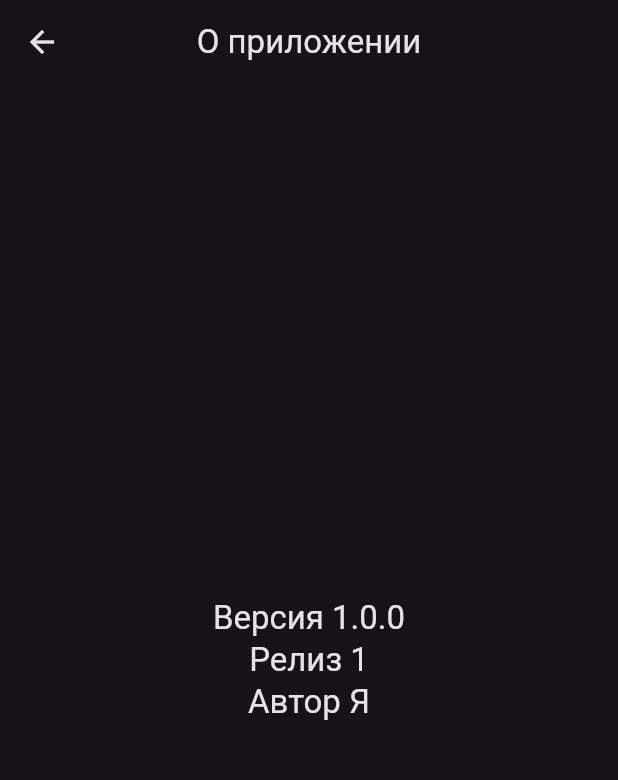
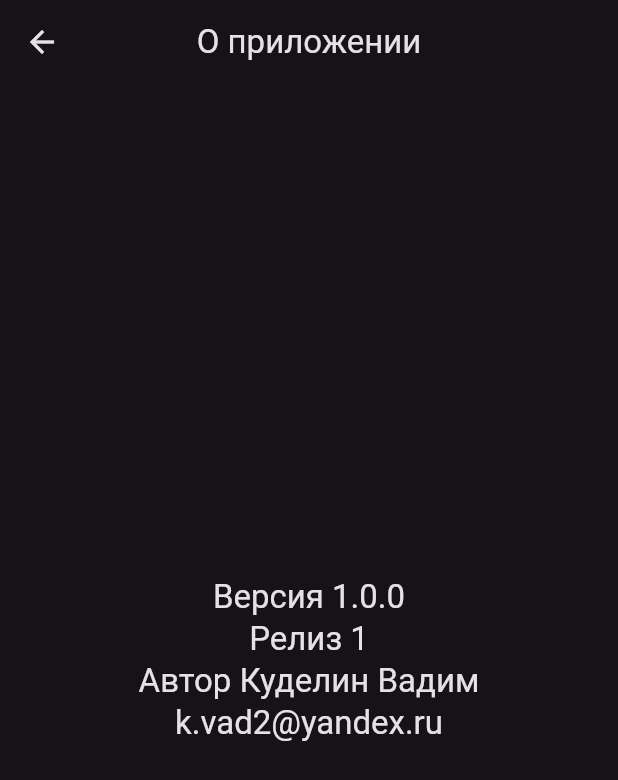
Before and after one commit to ItsCh1ya/ledctr, a Flutter app: the AboutPage screen opened directly, on a phone screen of 412 x 824 dp. Shown: the top 780 px of the screen. Run offline on Flutter 3.47's test engine with Material 3 defaults, Android fonts, the phone set to English and light mode, and no system bars; our stand-ins replace animated_theme_switcher, bloc, dio, file_picker, floor, flutter_bloc and 4 more; missing offline and left inert: dart_eval, image_editor_plus; accounts and stored records are empty; generated files the repository leaves out were written again.

Commit message:
about page upd

```diff
--- a/lib/presentation/home/pages/image_page.dart
+++ b/lib/presentation/home/pages/image_page.dart
@@ -37,7 +37,6 @@ class _ImagePageState extends State<ImagePage> {
           runtime.executeLib('package:module/main.dart', 'sendImage', [
             $Closure((runtime, target, args) {
               final reified = args[0]!.$reified;
-              print(reified['body']['image']);
               Dio dio = Dio();
               dio.options.connectTimeout = Duration(milliseconds:  reified['timeout']);
               dio.options.contentType = Headers.jsonContentType;
--- a/lib/presentation/settings/pages/about_page.dart
+++ b/lib/presentation/settings/pages/about_page.dart
@@ -31,7 +31,8 @@ class _AboutPageState extends State<AboutPage> {
           children: [
             Text("Версия ${_packageInfo?.version}", style: Theme.of(context).textTheme.titleLarge),
             Text("Релиз ${_packageInfo?.buildNumber}", style: Theme.of(context).textTheme.titleLarge),
-            Text("Автор Я", style: Theme.of(context).textTheme.titleLarge),
+            Text("Автор Куделин Вадим", style: Theme.of(context).textTheme.titleLarge),
+            Text("k.vad2@yandex.ru", style: Theme.of(context).textTheme.titleLarge),
           ],
         ),
       ),
--- a/pubspec.yaml
+++ b/pubspec.yaml
@@ -36,7 +36,7 @@ dependencies:
   # Use with the CupertinoIcons class for iOS style icons.
   cupertino_icons: ^1.0.6
   flutter_staggered_grid_view: ^0.7.0
-  image_editor_plus: ^1.0.6
+  image_editor_plus: ^1.0.5
   floor: ^1.4.2
   file_picker: ^8.0.3
   dart_eval: ^0.7.9
```
Also changed, not shown: pubspec.lock, 1 other file.
